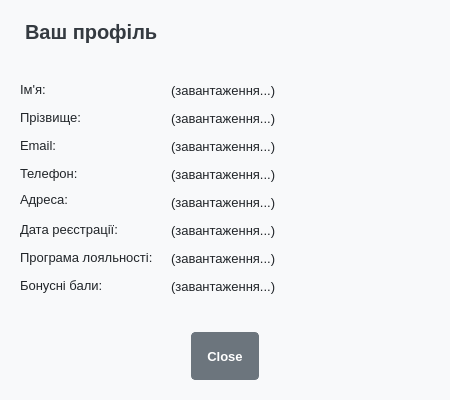
Above: profiledialog.ui from Defenderest/DB_Kurs before the change. Below: the same form after it.
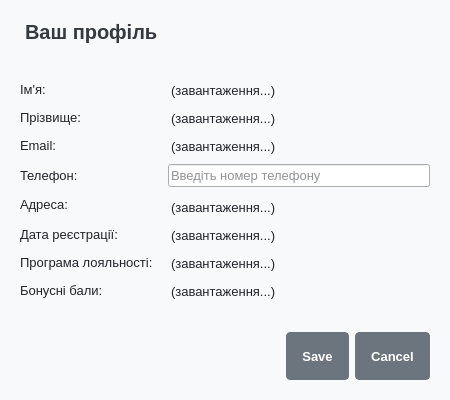
That is the form after the change.

Commit message: feat: implement profile editing via profiledialog

Patch:
```diff
--- a/profiledialog.ui
+++ b/profiledialog.ui
@@ -154,9 +154,9 @@
       </widget>
      </item>
      <item row="3" column="1">
-      <widget class="QLabel" name="phoneLabel">
-       <property name="text">
-        <string>(завантаження...)</string>
+      <widget class="QLineEdit" name="phoneLineEdit">
+       <property name="placeholderText">
+        <string>Введіть номер телефону</string>
        </property>
       </widget>
      </item>
@@ -243,10 +243,10 @@
       <enum>Qt::Orientation::Horizontal</enum>
      </property>
      <property name="standardButtons">
-      <set>QDialogButtonBox::StandardButton::Close</set>
+      <set>QDialogButtonBox::StandardButton::Cancel|QDialogButtonBox::StandardButton::Save</set> <!-- Змінено кнопки -->
      </property>
      <property name="centerButtons">
-      <bool>true</bool> <!-- Змінено на true для центрування кнопки -->
+      <bool>false</bool> <!-- Повертаємо стандартне вирівнювання -->
      </property>
     </widget>
    </item>
```
The commit also changes 4 other files.
